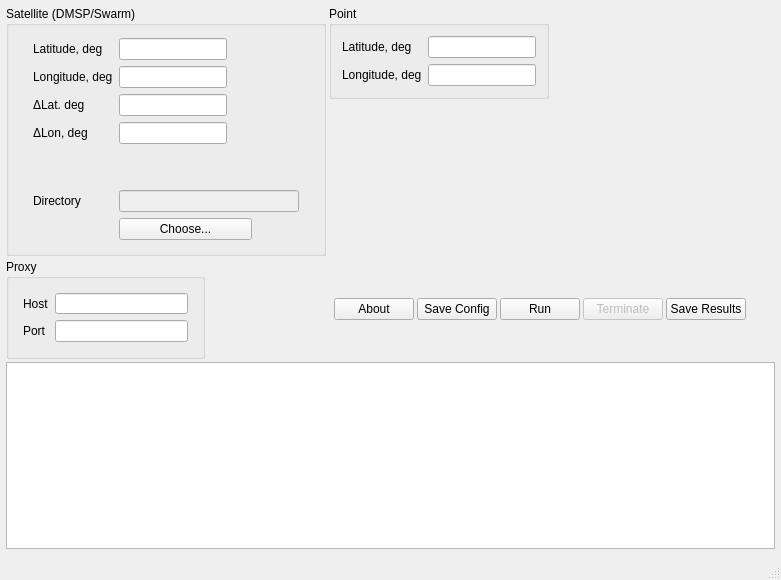
This is ui/MainWnd.ui in Albom/DMSP_Pass as Qt 5 draws it before an edit. The edited form follows.
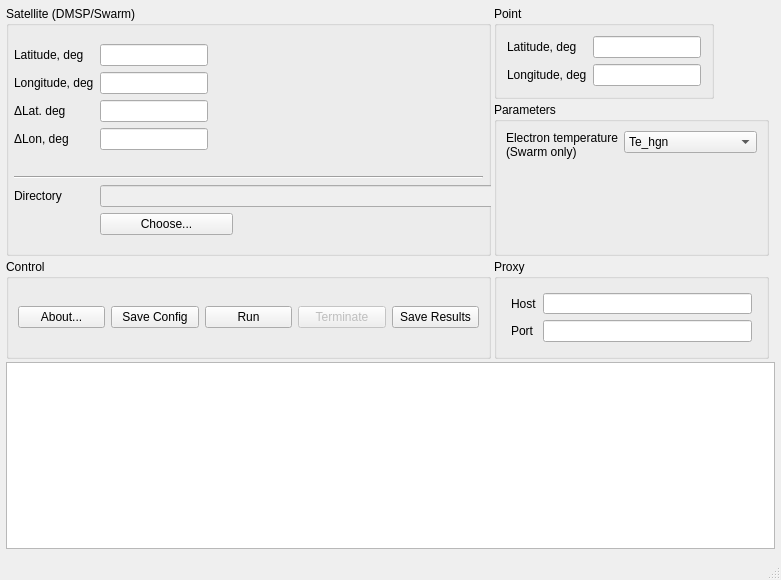
This is the edited form.

Commit message: Selecting Te_lgn, Te_hgn, T_elec for electron temperature obtained using Swarm

What changed in the file:
```diff
--- a/ui/MainWnd.ui
+++ b/ui/MainWnd.ui
@@ -39,7 +39,7 @@
     <property name="spacing">
      <number>3</number>
     </property>
-    <item row="3" column="0" colspan="3">
+    <item row="4" column="0" colspan="3">
      <widget class="QListWidget" name="logListWidget">
       <property name="enabled">
        <bool>true</bool>
@@ -58,208 +58,15 @@
       </property>
      </widget>
     </item>
-    <item row="0" column="0" colspan="3">
+    <item row="3" column="0">
      <layout class="QGridLayout" name="gridLayout_2">
       <property name="sizeConstraint">
        <enum>QLayout::SetFixedSize</enum>
       </property>
-      <item row="1" column="0" alignment="Qt::AlignLeft|Qt::AlignTop">
-       <widget class="QGroupBox" name="groupBox_3">
-        <property name="sizePolicy">
-         <sizepolicy hsizetype="Minimum" vsizetype="Fixed">
-          <horstretch>0</horstretch>
-          <verstretch>0</verstretch>
-         </sizepolicy>
-        </property>
-        <property name="minimumSize">
-         <size>
-          <width>0</width>
-          <height>100</height>
-         </size>
-        </property>
-        <property name="title">
-         <string>Proxy</string>
-        </property>
-        <property name="flat">
-         <bool>false</bool>
-        </property>
-        <layout class="QGridLayout" name="gridLayout_7">
-         <item row="0" column="0">
-          <layout class="QFormLayout" name="formLayout_3">
-           <property name="leftMargin">
-            <number>5</number>
-           </property>
-           <property name="topMargin">
-            <number>5</number>
-           </property>
-           <property name="rightMargin">
-            <number>5</number>
-           </property>
-           <property name="bottomMargin">
-            <number>5</number>
-           </property>
-           <item row="0" column="0">
-            <widget class="QLabel" name="label_9">
-             <property name="text">
-              <string>Host</string>
-             </property>
-            </widget>
-           </item>
-           <item row="1" column="0">
-            <widget class="QLabel" name="label_8">
-             <property name="text">
-              <string>Port</string>
-             </property>
-            </widget>
-           </item>
-           <item row="0" column="1">
-            <widget class="QLineEdit" name="proxyHostEdit">
-             <property name="sizePolicy">
-              <sizepolicy hsizetype="Minimum" vsizetype="Fixed">
-               <horstretch>0</horstretch>
-               <verstretch>0</verstretch>
-              </sizepolicy>
-             </property>
-             <property name="minimumSize">
-              <size>
-               <width>133</width>
-               <height>0</height>
-              </size>
-             </property>
-            </widget>
-           </item>
-           <item row="1" column="1">
-            <widget class="QLineEdit" name="proxyPortEdit">
-             <property name="sizePolicy">
-              <sizepolicy hsizetype="Minimum" vsizetype="Fixed">
-               <horstretch>0</horstretch>
-               <verstretch>0</verstretch>
-              </sizepolicy>
-             </property>
-            </widget>
-           </item>
-          </layout>
-         </item>
-        </layout>
-       </widget>
-      </item>
-      <item row="0" column="1" alignment="Qt::AlignLeft|Qt::AlignTop">
-       <widget class="QGroupBox" name="groupBox_2">
-        <property name="sizePolicy">
-         <sizepolicy hsizetype="Fixed" vsizetype="Expanding">
-          <horstretch>0</horstretch>
-          <verstretch>0</verstretch>
-         </sizepolicy>
-        </property>
-        <property name="minimumSize">
-         <size>
-          <width>0</width>
-          <height>0</height>
-         </size>
-        </property>
-        <property name="title">
-         <string>Point</string>
-        </property>
-        <property name="alignment">
-         <set>Qt::AlignLeading|Qt::AlignLeft|Qt::AlignTop</set>
-        </property>
-        <layout class="QGridLayout" name="gridLayout_6">
-         <property name="leftMargin">
-          <number>5</number>
-         </property>
-         <property name="topMargin">
-          <number>5</number>
-         </property>
-         <property name="rightMargin">
-          <number>5</number>
-         </property>
-         <property name="bottomMargin">
-          <number>5</number>
-         </property>
-         <item row="0" column="0">
-          <layout class="QGridLayout" name="gridLayout_3">
-           <property name="sizeConstraint">
-            <enum>QLayout::SetMaximumSize</enum>
-           </property>
-           <property name="leftMargin">
-            <number>5</number>
-           </property>
-           <property name="topMargin">
-            <number>5</number>
-           </property>
-           <property name="rightMargin">
-            <number>5</number>
-           </property>
-           <property name="bottomMargin">
-            <number>5</number>
-           </property>
-           <item row="0" column="0">
-            <widget class="QLabel" name="label_5">
-             <property name="sizePolicy">
-              <sizepolicy hsizetype="Maximum" vsizetype="Preferred">
-               <horstretch>0</horstretch>
-               <verstretch>0</verstretch>
-              </sizepolicy>
-             </property>
-             <property name="maximumSize">
-              <size>
-               <width>16777215</width>
-               <height>32</height>
-              </size>
-             </property>
-             <property name="text">
-              <string>Latitude, deg</string>
-             </property>
-            </widget>
-           </item>
-           <item row="0" column="1">
-            <widget class="QLineEdit" name="pointLatEdit">
-             <property name="sizePolicy">
-              <sizepolicy hsizetype="Minimum" vsizetype="Fixed">
-               <horstretch>0</horstretch>
-               <verstretch>0</verstretch>
-              </sizepolicy>
-             </property>
-            </widget>
-           </item>
-           <item row="1" column="0">
-            <widget class="QLabel" name="label_6">
-             <property name="sizePolicy">
-              <sizepolicy hsizetype="Maximum" vsizetype="Preferred">
-               <horstretch>0</horstretch>
-               <verstretch>0</verstretch>
-              </sizepolicy>
-             </property>
-             <property name="maximumSize">
-              <size>
-               <width>16777215</width>
-               <height>32</height>
-              </size>
-             </property>
-             <property name="text">
-              <string>Longitude, deg</string>
-             </property>
-            </widget>
-           </item>
-           <item row="1" column="1">
-            <widget class="QLineEdit" name="pointLongEdit">
-             <property name="sizePolicy">
-              <sizepolicy hsizetype="Minimum" vsizetype="Fixed">
-               <horstretch>0</horstretch>
-               <verstretch>0</verstretch>
-              </sizepolicy>
-             </property>
-            </widget>
-           </item>
-          </layout>
-         </item>
-        </layout>
-       </widget>
-      </item>
       <item row="0" column="0" alignment="Qt::AlignTop">
        <widget class="QGroupBox" name="groupBox">
         <property name="sizePolicy">
-         <sizepolicy hsizetype="Fixed" vsizetype="Expanding">
+         <sizepolicy hsizetype="Preferred" vsizetype="Maximum">
           <horstretch>1</horstretch>
           <verstretch>0</verstretch>
          </sizepolicy>
@@ -272,7 +79,7 @@
         </property>
         <property name="maximumSize">
          <size>
-          <width>320</width>
+          <width>16777215</width>
           <height>16777215</height>
          </size>
         </property>
@@ -318,128 +125,6 @@
            <property name="spacing">
             <number>6</number>
            </property>
-           <item row="0" column="0">
-            <widget class="QLabel" name="label">
-             <property name="sizePolicy">
-              <sizepolicy hsizetype="Maximum" vsizetype="Preferred">
-               <horstretch>0</horstretch>
-               <verstretch>0</verstretch>
-              </sizepolicy>
-             </property>
-             <property name="maximumSize">
-              <size>
-               <width>16777215</width>
-               <height>32</height>
-              </size>
-             </property>
-             <property name="text">
-              <string>Latitude, deg</string>
-             </property>
-            </widget>
-           </item>
-           <item row="0" column="1">
-            <widget class="QLineEdit" name="latitudeEdit">
-             <property name="sizePolicy">
-              <sizepolicy hsizetype="Fixed" vsizetype="Fixed">
-               <horstretch>0</horstretch>
-               <verstretch>0</verstretch>
-              </sizepolicy>
-             </property>
-             <property name="alignment">
-              <set>Qt::AlignLeading|Qt::AlignLeft|Qt::AlignTop</set>
-             </property>
-            </widget>
-           </item>
-           <item row="1" column="0">
-            <widget class="QLabel" name="label_2">
-             <property name="sizePolicy">
-              <sizepolicy hsizetype="Maximum" vsizetype="Preferred">
-               <horstretch>0</horstretch>
-               <verstretch>0</verstretch>
-              </sizepolicy>
-             </property>
-             <property name="maximumSize">
-              <size>
-               <width>16777215</width>
-               <height>32</height>
-              </size>
-             </property>
-             <property name="text">
-              <string>Longitude, deg</string>
-             </property>
-            </widget>
-           </item>
-           <item row="1" column="1">
-            <widget class="QLineEdit" name="longitudeEdit">
-             <property name="sizePolicy">
-              <sizepolicy hsizetype="Fixed" vsizetype="Fixed">
-               <horstretch>0</horstretch>
-               <verstretch>0</verstretch>
-              </sizepolicy>
-             </property>
-             <property name="alignment">
-              <set>Qt::AlignLeading|Qt::AlignLeft|Qt::AlignTop</set>
-             </property>
-            </widget>
-           </item>
-           <item row="2" column="0">
-            <widget class="QLabel" name="label_3">
-             <property name="sizePolicy">
-              <sizepolicy hsizetype="Maximum" vsizetype="Preferred">
-               <horstretch>0</horstretch>
-               <verstretch>0</verstretch>
-              </sizepolicy>
-             </property>
-             <property name="maximumSize">
-              <size>
-               <width>16777215</width>
-               <height>32</height>
-              </size>
-             </property>
-             <property name="text">
-              <string>ΔLat. deg</string>
-             </property>
-            </widget>
-           </item>
-           <item row="2" column="1">
-            <widget class="QLineEdit" name="dLatEdit">
-             <property name="sizePolicy">
-              <sizepolicy hsizetype="Fixed" vsizetype="Fixed">
-               <horstretch>0</horstretch>
-               <verstretch>0</verstretch>
-              </sizepolicy>
-             </property>
-            </widget>
-           </item>
-           <item row="3" column="0">
-            <widget class="QLabel" name="label_4">
-             <property name="sizePolicy">
-              <sizepolicy hsizetype="Maximum" vsizetype="Preferred">
-               <horstretch>0</horstretch>
-               <verstretch>0</verstretch>
-              </sizepolicy>
-             </property>
-             <property name="maximumSize">
-              <size>
-               <width>16777215</width>
-               <height>32</height>
-              </size>
-             </property>
-             <property name="text">
-              <string>ΔLon, deg</string>
-             </property>
-            </widget>
-           </item>
-           <item row="3" column="1">
-            <widget class="QLineEdit" name="dLongEdit">
-             <property name="sizePolicy">
-              <sizepolicy hsizetype="Fixed" vsizetype="Fixed">
-               <horstretch>0</horstretch>
-               <verstretch>0</verstretch>
-              </sizepolicy>
-             </property>
-            </widget>
-           </item>
            <item row="4" column="0">
             <spacer name="verticalSpacer">
              <property name="orientation">
@@ -451,38 +136,25 @@
              <property name="sizeHint" stdset="0">
               <size>
                <width>20</width>
-               <height>40</height>
+               <height>20</height>
               </size>
              </property>
             </spacer>
            </item>
-           <item row="5" column="0">
-            <widget class="QLabel" name="label_7">
-             <property name="sizePolicy">
-              <sizepolicy hsizetype="Maximum" vsizetype="Preferred">
-               <horstretch>0</horstretch>
-               <verstretch>0</verstretch>
-              </sizepolicy>
-             </property>
-             <property name="text">
-              <string>Directory</string>
-             </property>
-            </widget>
-           </item>
-           <item row="5" column="1">
+           <item row="6" column="1">
             <widget class="QLineEdit" name="inputFileNameEdit">
              <property name="enabled">
               <bool>false</bool>
              </property>
              <property name="sizePolicy">
-              <sizepolicy hsizetype="Fixed" vsizetype="Fixed">
+              <sizepolicy hsizetype="Expanding" vsizetype="Fixed">
                <horstretch>0</horstretch>
                <verstretch>0</verstretch>
               </sizepolicy>
              </property>
              <property name="minimumSize">
               <size>
-               <width>180</width>
+               <width>400</width>
                <height>0</height>
               </size>
              </property>
@@ -491,23 +163,84 @@
              </property>
             </widget>
            </item>
-           <item row="6" column="0">
-            <spacer name="horizontalSpacer">
-             <property name="orientation">
-              <enum>Qt::Horizontal</enum>
+           <item row="2" column="0">
+            <widget class="QLabel" name="label_3">
+             <property name="sizePolicy">
+              <sizepolicy hsizetype="Maximum" vsizetype="Preferred">
+               <horstretch>0</horstretch>
+               <verstretch>0</verstretch>
+              </sizepolicy>
              </property>
-             <property name="sizeType">
-              <enum>QSizePolicy::Fixed</enum>
+             <property name="maximumSize">
+              <size>
+               <width>16777215</width>
+               <height>32</height>
+              </size>
              </property>
-             <property name="sizeHint" stdset="0">
+             <property name="text">
+              <string>ΔLat. deg</string>
+             </property>
+            </widget>
+           </item>
+           <item row="1" column="0">
+            <widget class="QLabel" name="label_2">
+             <property name="sizePolicy">
+              <sizepolicy hsizetype="Maximum" vsizetype="Preferred">
+               <horstretch>0</horstretch>
+               <verstretch>0</verstretch>
+              </sizepolicy>
+             </property>
+             <property name="maximumSize">
               <size>
-               <width>10</width>
-               <height>20</height>
+               <width>16777215</width>
+               <height>32</height>
               </size>
              </property>
-            </spacer>
+             <property name="text">
+              <string>Longitude, deg</string>
+             </property>
+            </widget>
            </item>
-           <item row="6" column="1">
+           <item row="3" column="1">
+            <widget class="QLineEdit" name="dLongEdit">
+             <property name="sizePolicy">
+              <sizepolicy hsizetype="Fixed" vsizetype="Fixed">
+               <horstretch>0</horstretch>
+               <verstretch>0</verstretch>
+              </sizepolicy>
+             </property>
+            </widget>
+           </item>
+           <item row="0" column="0">
+            <widget class="QLabel" name="label">
+             <property name="sizePolicy">
+              <sizepolicy hsizetype="Maximum" vsizetype="Preferred">
+               <horstretch>0</horstretch>
+               <verstretch>0</verstretch>
+              </sizepolicy>
+             </property>
+             <property name="maximumSize">
+              <size>
+               <width>16777215</width>
+               <height>32</height>
+              </size>
+             </property>
+             <property name="text">
+              <string>Latitude, deg</string>
+             </property>
+            </widget>
+           </item>
+           <item row="2" column="1">
+            <widget class="QLineEdit" name="dLatEdit">
+             <property name="sizePolicy">
+              <sizepolicy hsizetype="Fixed" vsizetype="Fixed">
+               <horstretch>0</horstretch>
+               <verstretch>0</verstretch>
+              </sizepolicy>
+             </property>
+            </widget>
+           </item>
+           <item row="7" column="1">
             <widget class="QPushButton" name="chooseInputFileButton">
              <property name="sizePolicy">
               <sizepolicy hsizetype="Minimum" vsizetype="Fixed">
@@ -529,97 +262,414 @@
              </property>
             </widget>
            </item>
+           <item row="0" column="1">
+            <widget class="QLineEdit" name="latitudeEdit">
+             <property name="sizePolicy">
+              <sizepolicy hsizetype="Fixed" vsizetype="Fixed">
+               <horstretch>0</horstretch>
+               <verstretch>0</verstretch>
+              </sizepolicy>
+             </property>
+             <property name="alignment">
+              <set>Qt::AlignLeading|Qt::AlignLeft|Qt::AlignTop</set>
+             </property>
+            </widget>
+           </item>
+           <item row="6" column="0">
+            <widget class="QLabel" name="label_7">
+             <property name="sizePolicy">
+              <sizepolicy hsizetype="Maximum" vsizetype="Preferred">
+               <horstretch>0</horstretch>
+               <verstretch>0</verstretch>
+              </sizepolicy>
+             </property>
+             <property name="text">
+              <string>Directory</string>
+             </property>
+            </widget>
+           </item>
+           <item row="7" column="0">
+            <spacer name="horizontalSpacer">
+             <property name="orientation">
+              <enum>Qt::Horizontal</enum>
+             </property>
+             <property name="sizeType">
+              <enum>QSizePolicy::Fixed</enum>
+             </property>
+             <property name="sizeHint" stdset="0">
+              <size>
+               <width>10</width>
+               <height>20</height>
+              </size>
+             </property>
+            </spacer>
+           </item>
+           <item row="1" column="1">
+            <widget class="QLineEdit" name="longitudeEdit">
+             <property name="sizePolicy">
+              <sizepolicy hsizetype="Fixed" vsizetype="Fixed">
+               <horstretch>0</horstretch>
+               <verstretch>0</verstretch>
+              </sizepolicy>
+             </property>
+             <property name="alignment">
+              <set>Qt::AlignLeading|Qt::AlignLeft|Qt::AlignTop</set>
+             </property>
+            </widget>
+           </item>
+           <item row="3" column="0">
+            <widget class="QLabel" name="label_4">
+             <property name="sizePolicy">
+              <sizepolicy hsizetype="Maximum" vsizetype="Preferred">
+               <horstretch>0</horstretch>
+               <verstretch>0</verstretch>
+              </sizepolicy>
+             </property>
+             <property name="maximumSize">
+              <size>
+               <width>16777215</width>
+               <height>32</height>
+              </size>
+             </property>
+             <property name="text">
+              <string>ΔLon, deg</string>
+             </property>
+            </widget>
+           </item>
+           <item row="5" column="0" colspan="2">
+            <widget class="Line" name="line_2">
+             <property name="orientation">
+              <enum>Qt::Horizontal</enum>
+             </property>
+            </widget>
+           </item>
           </layout>
          </item>
         </layout>
        </widget>
       </item>
+      <item row="1" column="0">
+       <widget class="QGroupBox" name="groupBox_4">
+        <property name="sizePolicy">
+         <sizepolicy hsizetype="Minimum" vsizetype="Preferred">
+          <horstretch>0</horstretch>
+          <verstretch>0</verstretch>
+         </sizepolicy>
+        </property>
+        <property name="title">
+         <string>Control</string>
+        </property>
+        <layout class="QHBoxLayout" name="horizontalLayout_2">
+         <item>
+          <widget class="QPushButton" name="aboutButton">
+           <property name="sizePolicy">
+            <sizepolicy hsizetype="Preferred" vsizetype="Fixed">
+             <horstretch>0</horstretch>
+             <verstretch>0</verstretch>
+            </sizepolicy>
+           </property>
+           <property name="text">
+            <string>About...</string>
+           </property>
+          </widget>
+         </item>
+         <item>
+          <widget class="QPushButton" name="saveConfigButton">
+           <property name="text">
+            <string>Save Config</string>
+           </property>
+          </widget>
+         </item>
+         <item>
+          <widget class="QPushButton" name="runButton">
+           <property name="text">
+            <string>Run</string>
+           </property>
+          </widget>
+         </item>
+         <item>
+          <widget class="QPushButton" name="terminateButton">
+           <property name="enabled">
+            <bool>false</bool>
+           </property>
+           <property name="text">
+            <string>Terminate</string>
+           </property>
+          </widget>
+         </item>
+         <item>
+          <widget class="QPushButton" name="saveResultsButton">
+           <property name="text">
+            <string>Save Results</string>
+           </property>
+          </widget>
+         </item>
+        </layout>
+       </widget>
+      </item>
       <item row="1" column="1">
-       <layout class="QHBoxLayout" name="horizontalLayout">
-        <property name="sizeConstraint">
-         <enum>QLayout::SetDefaultConstraint</enum>
+       <widget class="QGroupBox" name="groupBox_3">
+        <property name="sizePolicy">
+         <sizepolicy hsizetype="Minimum" vsizetype="Preferred">
+          <horstretch>0</horstretch>
+          <verstretch>0</verstretch>
+         </sizepolicy>
         </property>
-        <property name="leftMargin">
-         <number>5</number>
+        <property name="minimumSize">
+         <size>
+          <width>0</width>
+          <height>100</height>
+         </size>
         </property>
-        <property name="topMargin">
-         <number>5</number>
+        <property name="title">
+         <string>Proxy</string>
         </property>
-        <property name="rightMargin">
-         <number>5</number>
+        <property name="flat">
+         <bool>false</bool>
         </property>
-        <property name="bottomMargin">
-         <number>5</number>
-        </property>
+        <layout class="QGridLayout" name="gridLayout_7">
+         <item row="0" column="0">
+          <layout class="QFormLayout" name="formLayout_3">
+           <property name="leftMargin">
+            <number>5</number>
+           </property>
+           <property name="topMargin">
+            <number>5</number>
+           </property>
+           <property name="rightMargin">
+            <number>5</number>
+           </property>
+           <property name="bottomMargin">
+            <number>5</number>
+           </property>
+           <item row="0" column="0">
+            <widget class="QLabel" name="label_9">
+             <property name="text">
+              <string>Host</string>
+             </property>
+            </widget>
+           </item>
+           <item row="1" column="0">
+            <widget class="QLabel" name="label_8">
+             <property name="text">
+              <string>Port</string>
+             </property>
+            </widget>
+           </item>
+           <item row="0" column="1">
+            <widget class="QLineEdit" name="proxyHostEdit">
+             <property name="sizePolicy">
+              <sizepolicy hsizetype="Minimum" vsizetype="Fixed">
+               <horstretch>0</horstretch>
+               <verstretch>0</verstretch>
+              </sizepolicy>
+             </property>
+             <property name="minimumSize">
+              <size>
+               <width>133</width>
+               <height>0</height>
+              </size>
+             </property>
+            </widget>
+           </item>
+           <item row="1" column="1">
+            <widget class="QLineEdit" name="proxyPortEdit">
+             <property name="sizePolicy">
+              <sizepolicy hsizetype="Minimum" vsizetype="Fixed">
+               <horstretch>0</horstretch>
+               <verstretch>0</verstretch>
+              </sizepolicy>
+             </property>
+            </widget>
+           </item>
+          </layout>
+         </item>
+        </layout>
+       </widget>
+      </item>
+      <item row="0" column="1">
+       <layout class="QVBoxLayout" name="verticalLayout_5">
         <item>
-         <widget class="QPushButton" name="aboutButton">
-          <property name="text">
-           <string>About</string>
+         <widget class="QGroupBox" name="groupBox_2">
+          <property name="sizePolicy">
+           <sizepolicy hsizetype="Fixed" vsizetype="Maximum">
+            <horstretch>0</horstretch>
+            <verstretch>0</verstretch>
+           </sizepolicy>
           </property>
-         </widget>
-        </item>
-        <item>
-         <widget class="QPushButton" name="saveConfigButton">
-          <property name="text">
-           <string>Save Config</string>
-          </property>
-         </widget>
-        </item>
-        <item>
-         <widget class="QPushButton" name="runButton">
-          <property name="text">
-           <string>Run</string>
-          </property>
-         </widget>
-        </item>
-        <item>
-         <widget class="QPushButton" name="terminateButton">
-          <property name="enabled">
-           <bool>false</bool>
-          </property>
-          <property name="text">
-           <string>Terminate</string>
-          </property>
-         </widget>
-        </item>
-        <item>
-         <widget class="QPushButton" name="saveResultsButton">
-          <property name="text">
-           <string>Save Results</string>
-          </property>
-         </widget>
-        </item>
-        <item>
-         <spacer name="horizontalSpacer_3">
-          <property name="orientation">
-           <enum>Qt::Horizontal</enum>
-          </property>
-          <property name="sizeHint" stdset="0">
+          <property name="minimumSize">
            <size>
-            <width>40</width>
-            <height>20</height>
+            <width>0</width>
+            <height>0</height>
            </size>
           </property>
-         </spacer>
+          <property name="title">
+           <string>Point</string>
+          </property>
+          <property name="alignment">
+           <set>Qt::AlignLeading|Qt::AlignLeft|Qt::AlignTop</set>
+          </property>
+          <layout class="QGridLayout" name="gridLayout_6">
+           <property name="leftMargin">
+            <number>5</number>
+           </property>
+           <property name="topMargin">
+            <number>5</number>
+           </property>
+           <property name="rightMargin">
+            <number>5</number>
+           </property>
+           <property name="bottomMargin">
+            <number>5</number>
+           </property>
+           <item row="0" column="0">
+            <layout class="QGridLayout" name="gridLayout_3">
+             <property name="sizeConstraint">
+              <enum>QLayout::SetMaximumSize</enum>
+             </property>
+             <property name="leftMargin">
+              <number>5</number>
+             </property>
+             <property name="topMargin">
+              <number>5</number>
+             </property>
+             <property name="rightMargin">
+              <number>5</number>
+             </property>
+             <property name="bottomMargin">
+              <number>5</number>
+             </property>
+             <item row="0" column="0">
+              <widget class="QLabel" name="label_5">
+               <property name="sizePolicy">
+                <sizepolicy hsizetype="Maximum" vsizetype="Preferred">
+                 <horstretch>0</horstretch>
+                 <verstretch>0</verstretch>
+                </sizepolicy>
+               </property>
+               <property name="maximumSize">
+                <size>
+                 <width>16777215</width>
+                 <height>32</height>
+                </size>
+               </property>
+               <property name="text">
+                <string>Latitude, deg</string>
+               </property>
+              </widget>
+             </item>
+             <item row="0" column="1">
+              <widget class="QLineEdit" name="pointLatEdit">
+               <property name="sizePolicy">
+                <sizepolicy hsizetype="Minimum" vsizetype="Fixed">
+                 <horstretch>0</horstretch>
+                 <verstretch>0</verstretch>
+                </sizepolicy>
+               </property>
+              </widget>
+             </item>
+             <item row="1" column="0">
+              <widget class="QLabel" name="label_6">
+               <property name="sizePolicy">
+                <sizepolicy hsizetype="Maximum" vsizetype="Preferred">
+                 <horstretch>0</horstretch>
+                 <verstretch>0</verstretch>
+                </sizepolicy>
+               </property>
+               <property name="maximumSize">
+                <size>
+                 <width>16777215</width>
+                 <height>32</height>
+                </size>
+               </property>
+               <property name="text">
+                <string>Longitude, deg</string>
+               </property>
+              </widget>
+             </item>
+             <item row="1" column="1">
+              <widget class="QLineEdit" name="pointLongEdit">
+               <property name="sizePolicy">
+                <sizepolicy hsizetype="Minimum" vsizetype="Fixed">
+                 <horstretch>0</horstretch>
+                 <verstretch>0</verstretch>
+                </sizepolicy>
+               </property>
+              </widget>
+             </item>
+            </layout>
+           </item>
+          </layout>
+         </widget>
+        </item>
+        <item>
+         <widget class="QGroupBox" name="groupBox_5">
+          <property name="title">
+           <string>Parameters</string>
+          </property>
+          <layout class="QVBoxLayout" name="verticalLayout_6">
+           <item>
+            <layout class="QFormLayout" name="formLayout">
+             <item row="0" column="0">
+              <widget class="QLabel" name="label_10">
+               <property name="text">
+                <string>Electron temperature 
+(Swarm only)</string>
+               </property>
+              </widget>
+             </item>
+             <item row="0" column="1">
+              <widget class="QComboBox" name="electronTemperatureComboBox">
+               <property name="sizePolicy">
+                <sizepolicy hsizetype="Fixed" vsizetype="Fixed">
+                 <horstretch>0</horstretch>
+                 <verstretch>0</verstretch>
+                </sizepolicy>
+               </property>
+               <property name="minimumSize">
+                <size>
+                 <width>133</width>
+                 <height>0</height>
+                </size>
+               </property>
+               <property name="toolTip">
+                <string>&lt;!DOCTYPE HTML PUBLIC &quot;-//W3C//DTD HTML 4.0//EN&quot; &quot;http://www.w3.org/TR/REC-html40/strict.dtd&quot;&gt;
+&lt;html&gt;&lt;head&gt;&lt;meta name=&quot;qrichtext&quot; content=&quot;1&quot; /&gt;&lt;style type=&quot;text/css&quot;&gt;
+p, li { white-space: pre-wrap; }
+&lt;/style&gt;&lt;/head&gt;&lt;body style=&quot; font-family:'MS Shell Dlg 2'; font-size:8pt; font-weight:400; font-style:normal;&quot;&gt;
+&lt;p style=&quot; margin-top:0px; margin-bottom:0px; margin-left:0px; margin-right:0px; -qt-block-indent:0; text-indent:0px; background-color:#ffffff;&quot;&gt;&lt;span style=&quot; font-family:'Arial,Helvetica,sans-serif'; font-size:small; color:#222222; background-color:#ffffff;&quot;&gt;Te_hgn: from the high gain probe for low electron density (below a low threshold).&lt;/span&gt;&lt;/p&gt;
+&lt;p style=&quot;-qt-paragraph-type:empty; margin-top:0px; margin-bottom:0px; margin-left:0px; margin-right:0px; -qt-block-indent:0; text-indent:0px; font-family:'Arial,Helvetica,sans-serif'; font-size:small; color:#222222; background-color:#ffffff;&quot;&gt;&lt;br /&gt;&lt;/p&gt;
+&lt;p style=&quot; margin-top:0px; margin-bottom:0px; margin-left:0px; margin-right:0px; -qt-block-indent:0; text-indent:0px; background-color:#ffffff;&quot;&gt;&lt;span style=&quot; font-family:'Arial,Helvetica,sans-serif'; font-size:small; color:#222222; background-color:#ffffff;&quot;&gt;Te_lgn: from the low gain probe for high electron density (above a high threshold).&lt;/span&gt;&lt;/p&gt;
+&lt;p style=&quot;-qt-paragraph-type:empty; margin-top:0px; margin-bottom:0px; margin-left:0px; margin-right:0px; -qt-block-indent:0; text-indent:0px; font-family:'Arial,Helvetica,sans-serif'; font-size:small; color:#222222; background-color:#ffffff;&quot;&gt;&lt;br /&gt;&lt;/p&gt;
+&lt;p style=&quot; margin-top:0px; margin-bottom:0px; margin-left:0px; margin-right:0px; -qt-block-indent:0; text-indent:0px; background-color:#ffffff;&quot;&gt;&lt;span style=&quot; font-family:'Arial,Helvetica,sans-serif'; font-size:small; color:#222222; background-color:#ffffff;&quot;&gt;T_elec: as a blended value with a linear weighting between the two probes for intermediate values of electron density. &lt;/span&gt;&lt;/p&gt;&lt;/body&gt;&lt;/html&gt;</string>
+               </property>
+               <property name="currentIndex">
+                <number>0</number>
+               </property>
+               <item>
+                <property name="text">
+                 <string>Te_hgn</string>
+                </property>
+               </item>
+               <item>
+                <property name="text">
+                 <string>Te_lgn</string>
+                </property>
+               </item>
+               <item>
+                <property name="text">
+                 <string>T_elec</string>
+                </property>
+               </item>
+              </widget>
+             </item>
+            </layout>
+           </item>
+          </layout>
+         </widget>
         </item>
        </layout>
       </item>
-      <item row="0" column="2">
-       <spacer name="horizontalSpacer_2">
-        <property name="orientation">
-         <enum>Qt::Horizontal</enum>
-        </property>
-        <property name="sizeType">
-         <enum>QSizePolicy::Minimum</enum>
-        </property>
-        <property name="sizeHint" stdset="0">
-         <size>
-          <width>20</width>
-          <height>20</height>
-         </size>
-        </property>
-       </spacer>
-      </item>
      </layout>
     </item>
    </layout>
```
The commit also changes 1 other file.
